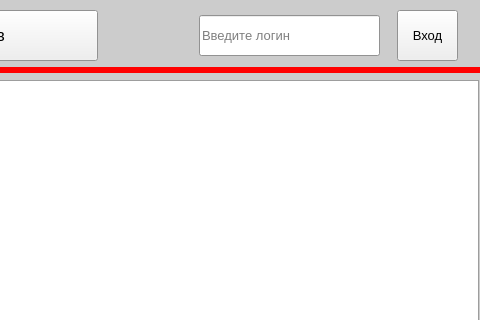
Above: main.ui from AnGREATern/kanbaner before the change; both pictures show x 803 to 1283 and y 0 to 320 of the 1283 by 820 pixel window. Below: the same form after it.
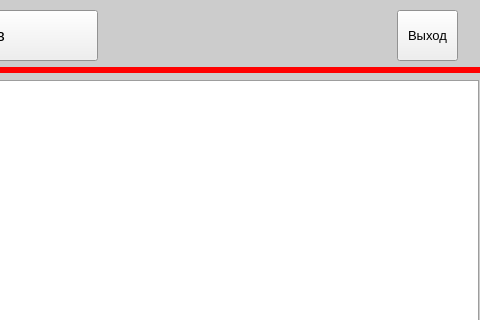
That is the form after the change.

Commit message: Полная авторизация, выход, новый виджет

Patch:
```diff
--- a/main.ui
+++ b/main.ui
@@ -385,7 +385,7 @@
      </font>
     </property>
     <property name="text">
-     <string>Вход</string>
+     <string>Выход</string>
     </property>
    </widget>
    <widget class="QPushButton" name="pb_archive">
@@ -424,22 +424,17 @@
      <string>График с нагрузкой персонала</string>
     </property>
    </widget>
-   <widget class="QLineEdit" name="le_login">
+   <widget class="QLabel" name="label">
     <property name="geometry">
      <rect>
-      <x>1002</x>
-      <y>15</y>
-      <width>181</width>
-      <height>41</height>
+      <x>950</x>
+      <y>20</y>
+      <width>231</width>
+      <height>31</height>
      </rect>
     </property>
-    <property name="font">
-     <font>
-      <pointsize>10</pointsize>
-     </font>
-    </property>
-    <property name="placeholderText">
-     <string>Введите логин</string>
+    <property name="text">
+     <string/>
     </property>
    </widget>
   </widget>
```
The commit also changes 2 other files.
